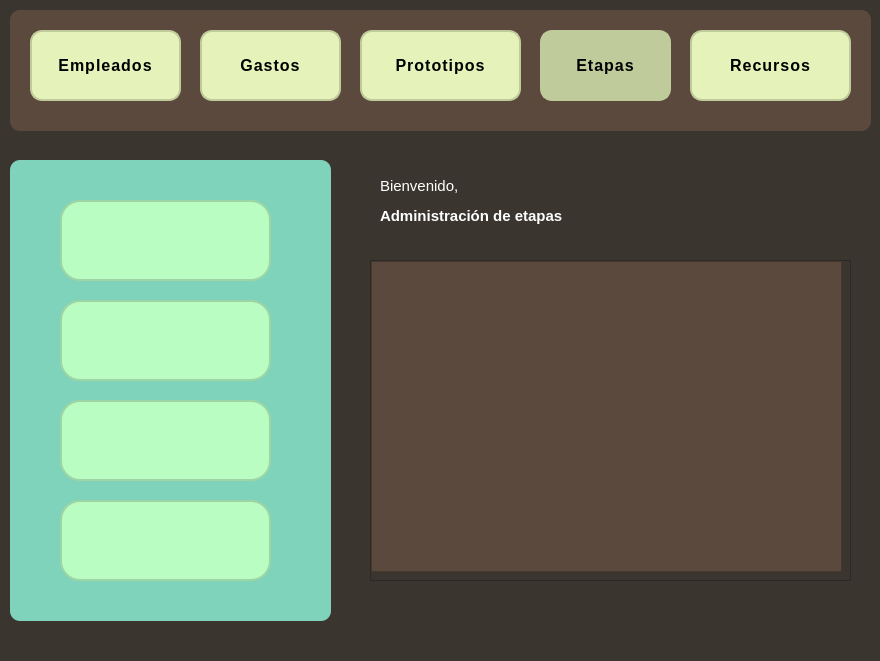
First picture: the form in V_Et.ui, repository julinavas14/trabajo_programacion_sql, before the edit.
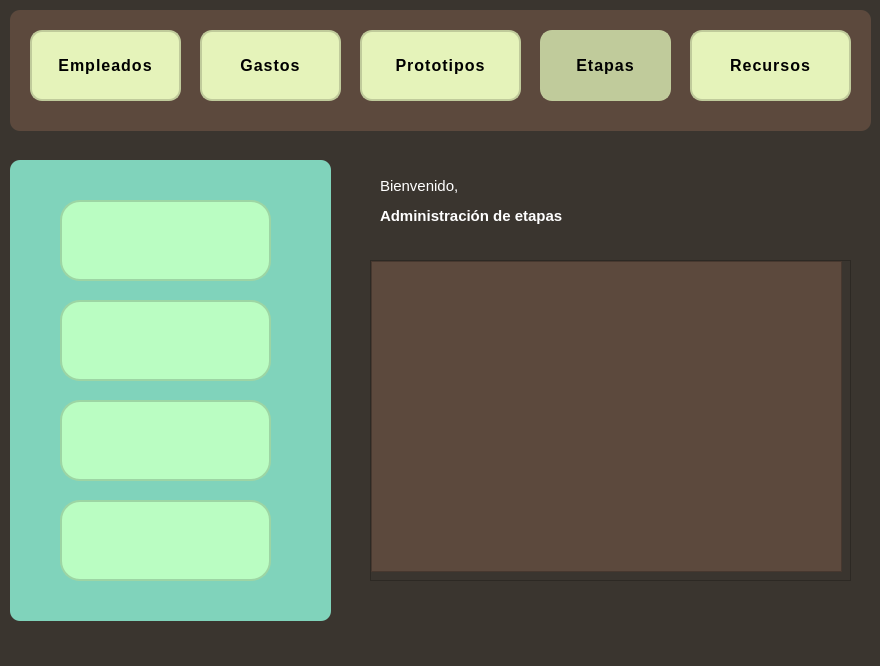
Second picture: the form after the edit. Icons and pictures are not drawn.

Diff of the .ui file:
```diff
--- a/V_Et.ui
+++ b/V_Et.ui
@@ -7,7 +7,7 @@
     <x>0</x>
     <y>0</y>
     <width>880</width>
-    <height>661</height>
+    <height>666</height>
    </rect>
   </property>
   <property name="windowTitle">
```
Left out of the diff: 6 changed lines with no effect on the pictures.
